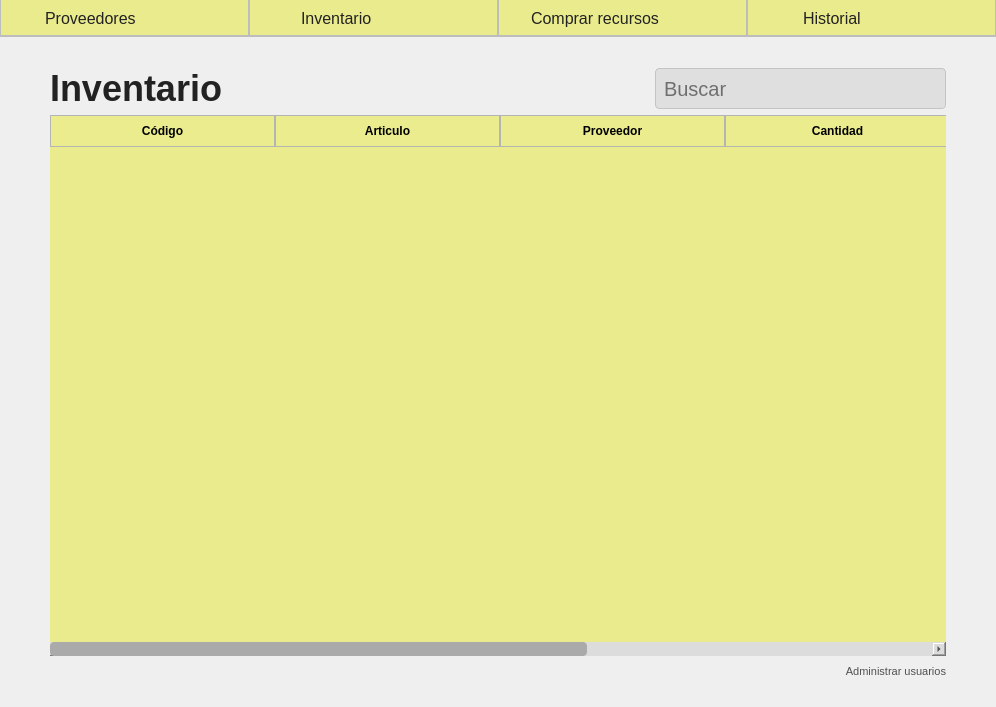
Before: the Qt Designer form app/windows/ui/inventory.ui in MoralesMortales/SIRCOM, drawn with Qt 5.
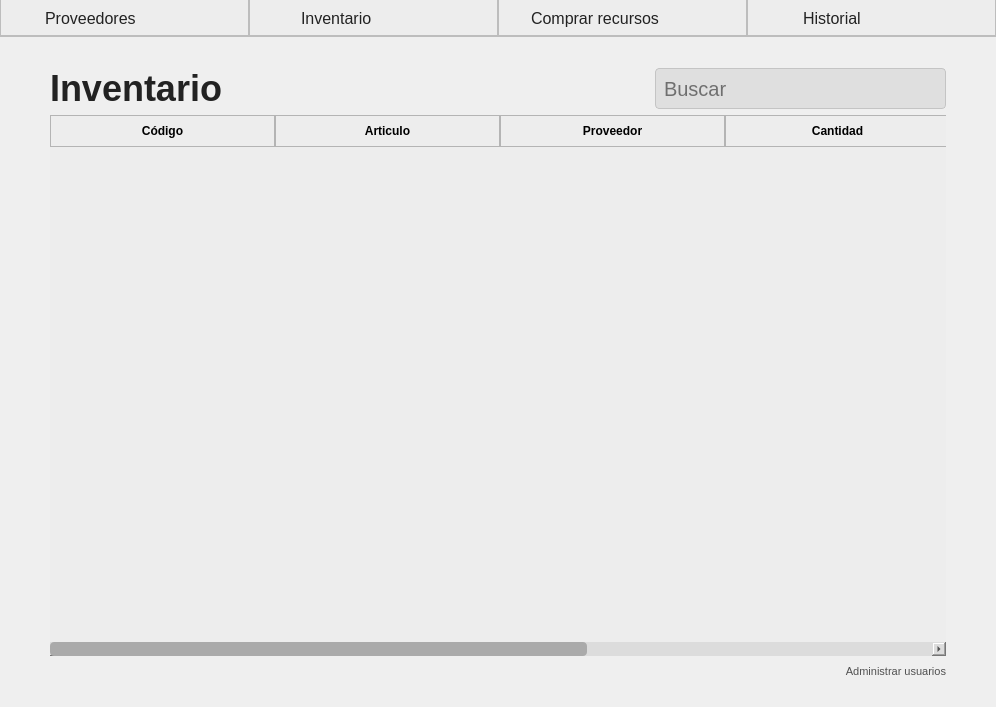
After: the same form once the commit is applied. Icons and pictures are not drawn.

```diff
--- a/app/windows/ui/inventory.ui
+++ b/app/windows/ui/inventory.ui
@@ -28,7 +28,7 @@
 }
 
 #menu {
-    background: #EAEB8C;
+    background: #ededed;
     border-bottom: 1.5px solid #bdbdbd;
 }
 
@@ -95,15 +95,15 @@
 
 
 QTableWidget {
-    background: #EAEB8C;
-    gridline-color: #bcbcbc;
+    background: #ededed;
+    gridline-color: transparent;
     border-radius: 8px;
     font-size: 14px;
     color: #222;
 }
 
 QHeaderView::section {
-    background: #EBEC8D;
+    background: #EDEDED;
     padding: 6px 4px;
     font-weight: bold;
     border: 1px solid #b4b4b4;
```
